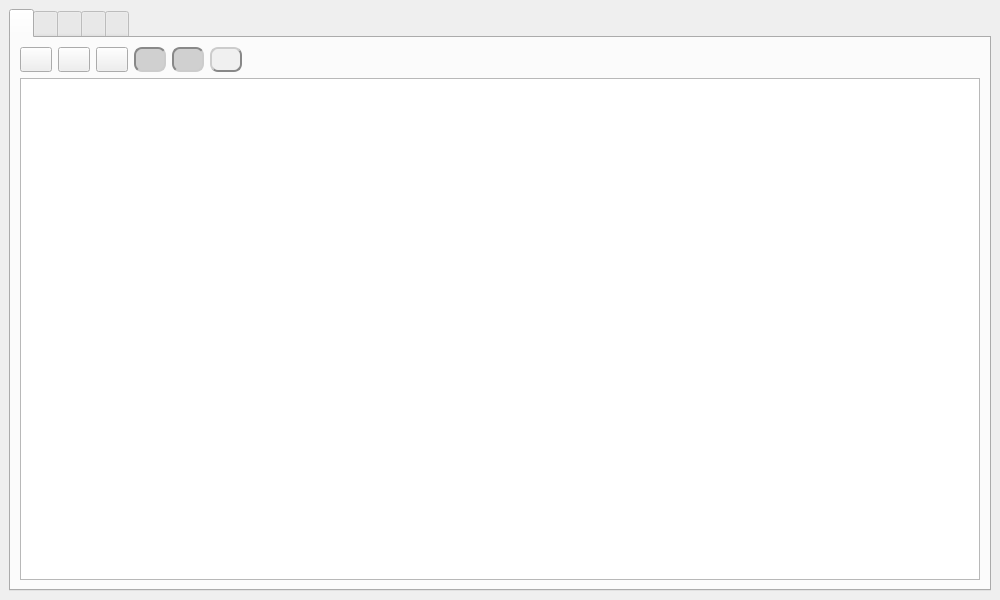
First picture: the form in mainwindow.ui, repository Rescator7/Hearts2, before the edit.
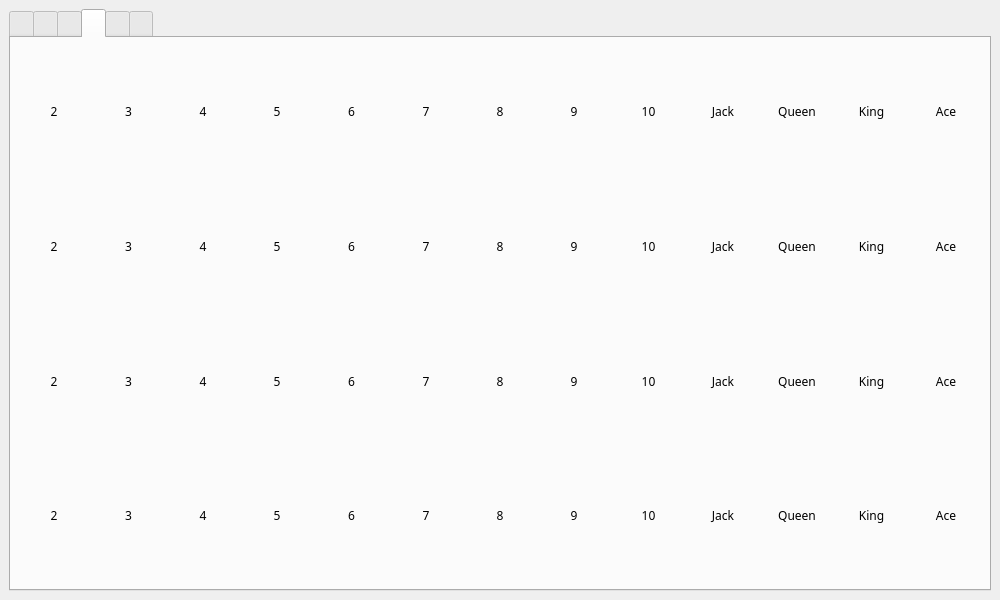
Second picture: the form after the edit. The open tabs and pages were chosen to show the change. Icons and pictures are not drawn.

```diff
--- a/mainwindow.ui
+++ b/mainwindow.ui
@@ -2218,6 +2218,715 @@
         </item>
        </layout>
       </widget>
+      <widget class="QWidget" name="CardsPlayed">
+       <property name="toolTipDuration">
+        <number>-1</number>
+       </property>
+       <attribute name="icon">
+        <iconset resource="resources.qrc">
+         <normaloff>:/icons/exclamation-mark.svg</normaloff>:/icons/exclamation-mark.svg</iconset>
+       </attribute>
+       <attribute name="title">
+        <string/>
+       </attribute>
+       <attribute name="toolTip">
+        <string>List of cards played </string>
+       </attribute>
+       <layout class="QVBoxLayout" name="verticalLayout_3">
+        <item>
+         <layout class="QHBoxLayout" name="horizontalLayout_2">
+          <item>
+           <widget class="QLabel" name="label_clubs_2">
+            <property name="text">
+             <string>2</string>
+            </property>
+            <property name="scaledContents">
+             <bool>true</bool>
+            </property>
+            <property name="alignment">
+             <set>Qt::AlignCenter</set>
+            </property>
+           </widget>
+          </item>
+          <item>
+           <widget class="QLabel" name="label_clubs_3">
+            <property name="text">
+             <string>3</string>
+            </property>
+            <property name="scaledContents">
+             <bool>true</bool>
+            </property>
+            <property name="alignment">
+             <set>Qt::AlignCenter</set>
+            </property>
+           </widget>
+          </item>
+          <item>
+           <widget class="QLabel" name="label_clubs_4">
+            <property name="text">
+             <string>4</string>
+            </property>
+            <property name="scaledContents">
+             <bool>true</bool>
+            </property>
+            <property name="alignment">
+             <set>Qt::AlignCenter</set>
+            </property>
+           </widget>
+          </item>
+          <item>
+           <widget class="QLabel" name="label_clubs_5">
+            <property name="text">
+             <string>5</string>
+            </property>
+            <property name="scaledContents">
+             <bool>true</bool>
+            </property>
+            <property name="alignment">
+             <set>Qt::AlignCenter</set>
+            </property>
+           </widget>
+          </item>
+          <item>
+           <widget class="QLabel" name="label_clubs_6">
+            <property name="text">
+             <string>6</string>
+            </property>
+            <property name="scaledContents">
+             <bool>true</bool>
+            </property>
+            <property name="alignment">
+             <set>Qt::AlignCenter</set>
+            </property>
+           </widget>
+          </item>
+          <item>
+           <widget class="QLabel" name="label_clubs_7">
+            <property name="text">
+             <string>7</string>
+            </property>
+            <property name="scaledContents">
+             <bool>true</bool>
+            </property>
+            <property name="alignment">
+             <set>Qt::AlignCenter</set>
+            </property>
+           </widget>
+          </item>
+          <item>
+           <widget class="QLabel" name="label_clubs_8">
+            <property name="text">
+             <string>8</string>
+            </property>
+            <property name="scaledContents">
+             <bool>true</bool>
+            </property>
+            <property name="alignment">
+             <set>Qt::AlignCenter</set>
+            </property>
+           </widget>
+          </item>
+          <item>
+           <widget class="QLabel" name="label_clubs_9">
+            <property name="text">
+             <string>9</string>
+            </property>
+            <property name="scaledContents">
+             <bool>true</bool>
+            </property>
+            <property name="alignment">
+             <set>Qt::AlignCenter</set>
+            </property>
+           </widget>
+          </item>
+          <item>
+           <widget class="QLabel" name="label_clubs_10">
+            <property name="text">
+             <string>10</string>
+            </property>
+            <property name="scaledContents">
+             <bool>true</bool>
+            </property>
+            <property name="alignment">
+             <set>Qt::AlignCenter</set>
+            </property>
+           </widget>
+          </item>
+          <item>
+           <widget class="QLabel" name="label_clubs_jack">
+            <property name="text">
+             <string>Jack</string>
+            </property>
+            <property name="scaledContents">
+             <bool>true</bool>
+            </property>
+            <property name="alignment">
+             <set>Qt::AlignCenter</set>
+            </property>
+           </widget>
+          </item>
+          <item>
+           <widget class="QLabel" name="label_clubs_queen">
+            <property name="text">
+             <string>Queen</string>
+            </property>
+            <property name="scaledContents">
+             <bool>true</bool>
+            </property>
+            <property name="alignment">
+             <set>Qt::AlignCenter</set>
+            </property>
+           </widget>
+          </item>
+          <item>
+           <widget class="QLabel" name="label_clubs_king">
+            <property name="text">
+             <string>King</string>
+            </property>
+            <property name="scaledContents">
+             <bool>true</bool>
+            </property>
+            <property name="alignment">
+             <set>Qt::AlignCenter</set>
+            </property>
+           </widget>
+          </item>
+          <item>
+           <widget class="QLabel" name="label_clubs_ace">
+            <property name="text">
+             <string>Ace</string>
+            </property>
+            <property name="scaledContents">
+             <bool>true</bool>
+            </property>
+            <property name="alignment">
+             <set>Qt::AlignCenter</set>
+            </property>
+           </widget>
+          </item>
+         </layout>
+        </item>
+        <item>
+         <layout class="QHBoxLayout" name="horizontalLayout_3">
+          <item>
+           <widget class="QLabel" name="label_spades_2">
+            <property name="text">
+             <string>2</string>
+            </property>
+            <property name="scaledContents">
+             <bool>true</bool>
+            </property>
+            <property name="alignment">
+             <set>Qt::AlignCenter</set>
+            </property>
+           </widget>
+          </item>
+          <item>
+           <widget class="QLabel" name="label_spades_3">
+            <property name="text">
+             <string>3</string>
+            </property>
+            <property name="scaledContents">
+             <bool>true</bool>
+            </property>
+            <property name="alignment">
+             <set>Qt::AlignCenter</set>
+            </property>
+           </widget>
+          </item>
+          <item>
+           <widget class="QLabel" name="label_spades_4">
+            <property name="text">
+             <string>4</string>
+            </property>
+            <property name="scaledContents">
+             <bool>true</bool>
+            </property>
+            <property name="alignment">
+             <set>Qt::AlignCenter</set>
+            </property>
+           </widget>
+          </item>
+          <item>
+           <widget class="QLabel" name="label_spades_5">
+            <property name="text">
+             <string>5</string>
+            </property>
+            <property name="scaledContents">
+             <bool>true</bool>
+            </property>
+            <property name="alignment">
+             <set>Qt::AlignCenter</set>
+            </property>
+           </widget>
+          </item>
+          <item>
+           <widget class="QLabel" name="label_spades_6">
+            <property name="text">
+             <string>6</string>
+            </property>
+            <property name="scaledContents">
+             <bool>true</bool>
+            </property>
+            <property name="alignment">
+             <set>Qt::AlignCenter</set>
+            </property>
+           </widget>
+          </item>
+          <item>
+           <widget class="QLabel" name="label_spades_7">
+            <property name="text">
+             <string>7</string>
+            </property>
+            <property name="scaledContents">
+             <bool>true</bool>
+            </property>
+            <property name="alignment">
+             <set>Qt::AlignCenter</set>
+            </property>
+           </widget>
+          </item>
+          <item>
+           <widget class="QLabel" name="label_spades_8">
+            <property name="text">
+             <string>8</string>
+            </property>
+            <property name="scaledContents">
+             <bool>true</bool>
+            </property>
+            <property name="alignment">
+             <set>Qt::AlignCenter</set>
+            </property>
+           </widget>
+          </item>
+          <item>
+           <widget class="QLabel" name="label_spades_9">
+            <property name="text">
+             <string>9</string>
+            </property>
+            <property name="scaledContents">
+             <bool>true</bool>
+            </property>
+            <property name="alignment">
+             <set>Qt::AlignCenter</set>
+            </property>
+           </widget>
+          </item>
+          <item>
+           <widget class="QLabel" name="label_spades_10">
+            <property name="text">
+             <string>10</string>
+            </property>
+            <property name="scaledContents">
+             <bool>true</bool>
+            </property>
+            <property name="alignment">
+             <set>Qt::AlignCenter</set>
+            </property>
+           </widget>
+          </item>
+          <item>
+           <widget class="QLabel" name="label_spades_jack">
+            <property name="text">
+             <string>Jack</string>
+            </property>
+            <property name="scaledContents">
+             <bool>true</bool>
+            </property>
+            <property name="alignment">
+             <set>Qt::AlignCenter</set>
+            </property>
+           </widget>
+          </item>
+          <item>
+           <widget class="QLabel" name="label_spades_queen">
+            <property name="text">
+             <string>Queen</string>
+            </property>
+            <property name="scaledContents">
+             <bool>true</bool>
+            </property>
+            <property name="alignment">
+             <set>Qt::AlignCenter</set>
+            </property>
+           </widget>
+          </item>
+          <item>
+           <widget class="QLabel" name="label_spades_king">
+            <property name="text">
+             <string>King</string>
+            </property>
+            <property name="scaledContents">
+             <bool>true</bool>
+            </property>
+            <property name="alignment">
+             <set>Qt::AlignCenter</set>
+            </property>
+           </widget>
+          </item>
+          <item>
+           <widget class="QLabel" name="label_spades_ace">
+            <property name="text">
+             <string>Ace</string>
+            </property>
+            <property name="scaledContents">
+             <bool>true</bool>
+            </property>
+            <property name="alignment">
+             <set>Qt::AlignCenter</set>
+            </property>
+           </widget>
+          </item>
+         </layout>
+        </item>
+        <item>
+         <layout class="QHBoxLayout" name="horizontalLayout_4">
+          <item>
+           <widget class="QLabel" name="label_diamonds_2">
+            <property name="text">
+             <string>2</string>
+            </property>
+            <property name="scaledContents">
+             <bool>true</bool>
+            </property>
+            <property name="alignment">
+             <set>Qt::AlignCenter</set>
+            </property>
+           </widget>
+          </item>
+          <item>
+           <widget class="QLabel" name="label_diamonds_3">
+            <property name="text">
+             <string>3</string>
+            </property>
+            <property name="scaledContents">
+             <bool>true</bool>
+            </property>
+            <property name="alignment">
+             <set>Qt::AlignCenter</set>
+            </property>
+           </widget>
+          </item>
+          <item>
+           <widget class="QLabel" name="label_diamonds_4">
+            <property name="text">
+             <string>4</string>
+            </property>
+            <property name="scaledContents">
+             <bool>true</bool>
+            </property>
+            <property name="alignment">
+             <set>Qt::AlignCenter</set>
+            </property>
+           </widget>
+          </item>
+          <item>
+           <widget class="QLabel" name="label_diamonds_5">
+            <property name="text">
+             <string>5</string>
+            </property>
+            <property name="scaledContents">
+             <bool>true</bool>
+            </property>
+            <property name="alignment">
+             <set>Qt::AlignCenter</set>
+            </property>
+           </widget>
+          </item>
+          <item>
+           <widget class="QLabel" name="label_diamonds_6">
+            <property name="text">
+             <string>6</string>
+            </property>
+            <property name="scaledContents">
+             <bool>true</bool>
+            </property>
+            <property name="alignment">
+             <set>Qt::AlignCenter</set>
+            </property>
+           </widget>
+          </item>
+          <item>
+           <widget class="QLabel" name="label_diamonds_7">
+            <property name="text">
+             <string>7</string>
+            </property>
+            <property name="scaledContents">
+             <bool>true</bool>
+            </property>
+            <property name="alignment">
+             <set>Qt::AlignCenter</set>
+            </property>
+           </widget>
+          </item>
+          <item>
+           <widget class="QLabel" name="label_diamonds_8">
+            <property name="text">
+             <string>8</string>
+            </property>
+            <property name="scaledContents">
+             <bool>true</bool>
+            </property>
+            <property name="alignment">
+             <set>Qt::AlignCenter</set>
+            </property>
+           </widget>
+          </item>
+          <item>
+           <widget class="QLabel" name="label_diamonds_9">
+            <property name="text">
+             <string>9</string>
+            </property>
+            <property name="scaledContents">
+             <bool>true</bool>
+            </property>
+            <property name="alignment">
+             <set>Qt::AlignCenter</set>
+            </property>
+           </widget>
+          </item>
+          <item>
+           <widget class="QLabel" name="label_diamonds_10">
+            <property name="text">
+             <string>10</string>
+            </property>
+            <property name="scaledContents">
+             <bool>true</bool>
+            </property>
+            <property name="alignment">
+             <set>Qt::AlignCenter</set>
+            </property>
+           </widget>
+          </item>
+          <item>
+           <widget class="QLabel" name="label_diamonds_jack">
+            <property name="text">
+             <string>Jack</string>
+            </property>
+            <property name="scaledContents">
+             <bool>true</bool>
+            </property>
+            <property name="alignment">
+             <set>Qt::AlignCenter</set>
+            </property>
+           </widget>
+          </item>
+          <item>
+           <widget class="QLabel" name="label_diamonds_queen">
+            <property name="text">
+             <string>Queen</string>
+            </property>
+            <property name="scaledContents">
+             <bool>true</bool>
+            </property>
+            <property name="alignment">
+             <set>Qt::AlignCenter</set>
+            </property>
+           </widget>
+          </item>
+          <item>
+           <widget class="QLabel" name="label_diamonds_king">
+            <property name="text">
+             <string>King</string>
+            </property>
+            <property name="scaledContents">
+             <bool>true</bool>
+            </property>
+            <property name="alignment">
+             <set>Qt::AlignCenter</set>
+            </property>
+           </widget>
+          </item>
+          <item>
+           <widget class="QLabel" name="label_diamonds_ace">
+            <property name="text">
+             <string>Ace</string>
+            </property>
+            <property name="scaledContents">
+             <bool>true</bool>
+            </property>
+            <property name="alignment">
+             <set>Qt::AlignCenter</set>
+            </property>
+           </widget>
+          </item>
+         </layout>
+        </item>
+        <item>
+         <layout class="QHBoxLayout" name="horizontalLayout_5">
+          <item>
+           <widget class="QLabel" name="label_hearts_2">
+            <property name="text">
+             <string>2</string>
+            </property>
+            <property name="scaledContents">
+             <bool>true</bool>
+            </property>
+            <property name="alignment">
+             <set>Qt::AlignCenter</set>
+            </property>
+           </widget>
+          </item>
+          <item>
+           <widget class="QLabel" name="label_hearts_3">
+            <property name="text">
+             <string>3</string>
+            </property>
+            <property name="scaledContents">
+             <bool>true</bool>
+            </property>
+            <property name="alignment">
+             <set>Qt::AlignCenter</set>
+            </property>
+           </widget>
+          </item>
+          <item>
+           <widget class="QLabel" name="label_hearts_4">
+            <property name="text">
+             <string>4</string>
+            </property>
+            <property name="scaledContents">
+             <bool>true</bool>
+            </property>
+            <property name="alignment">
+             <set>Qt::AlignCenter</set>
+            </property>
+           </widget>
+          </item>
+          <item>
+           <widget class="QLabel" name="label_hearts_5">
+            <property name="text">
+             <string>5</string>
+            </property>
+            <property name="scaledContents">
+             <bool>true</bool>
+            </property>
+            <property name="alignment">
+             <set>Qt::AlignCenter</set>
+            </property>
+           </widget>
+          </item>
+          <item>
+           <widget class="QLabel" name="label_hearts_6">
+            <property name="text">
+             <string>6</string>
+            </property>
+            <property name="scaledContents">
+             <bool>true</bool>
+            </property>
+            <property name="alignment">
+             <set>Qt::AlignCenter</set>
+            </property>
+           </widget>
+          </item>
+          <item>
+           <widget class="QLabel" name="label_hearts_7">
+            <property name="text">
+             <string>7</string>
+            </property>
+            <property name="scaledContents">
+             <bool>true</bool>
+            </property>
+            <property name="alignment">
+             <set>Qt::AlignCenter</set>
+            </property>
+           </widget>
+          </item>
+          <item>
+           <widget class="QLabel" name="label_hearts_8">
+            <property name="text">
+             <string>8</string>
+            </property>
+            <property name="scaledContents">
+             <bool>true</bool>
+            </property>
+            <property name="alignment">
+             <set>Qt::AlignCenter</set>
+            </property>
+           </widget>
+          </item>
+          <item>
+           <widget class="QLabel" name="label_hearts_9">
+            <property name="text">
+             <string>9</string>
+            </property>
+            <property name="scaledContents">
+             <bool>true</bool>
+            </property>
+            <property name="alignment">
+             <set>Qt::AlignCenter</set>
+            </property>
+           </widget>
+          </item>
+          <item>
+           <widget class="QLabel" name="label_hearts_10">
+            <property name="text">
+             <string>10</string>
+            </property>
+            <property name="scaledContents">
+             <bool>true</bool>
+            </property>
+            <property name="alignment">
+             <set>Qt::AlignCenter</set>
+            </property>
+           </widget>
+          </item>
+          <item>
+           <widget class="QLabel" name="label_hearts_jack">
+            <property name="text">
+             <string>Jack</string>
+            </property>
+            <property name="scaledContents">
+             <bool>true</bool>
+            </property>
+            <property name="alignment">
+             <set>Qt::AlignCenter</set>
+            </property>
+           </widget>
+          </item>
+          <item>
+           <widget class="QLabel" name="label_hearts_queen">
+            <property name="text">
+             <string>Queen</string>
+            </property>
+            <property name="scaledContents">
+             <bool>true</bool>
+            </property>
+            <property name="alignment">
+             <set>Qt::AlignCenter</set>
+            </property>
+           </widget>
+          </item>
+          <item>
+           <widget class="QLabel" name="label_hearts_king">
+            <property name="text">
+             <string>King</string>
+            </property>
+            <property name="scaledContents">
+             <bool>true</bool>
+            </property>
+            <property name="alignment">
+             <set>Qt::AlignCenter</set>
+            </property>
+           </widget>
+          </item>
+          <item>
+           <widget class="QLabel" name="label_hearts_ace">
+            <property name="text">
+             <string>Ace</string>
+            </property>
+            <property name="scaledContents">
+             <bool>true</bool>
+            </property>
+            <property name="alignment">
+             <set>Qt::AlignCenter</set>
+            </property>
+           </widget>
+          </item>
+         </layout>
+        </item>
+       </layout>
+      </widget>
       <widget class="QWidget" name="Help">
        <property name="sizePolicy">
         <sizepolicy hsizetype="Expanding" vsizetype="Expanding">
```
Left out of the diff: 6 changed lines with no effect on the pictures.
